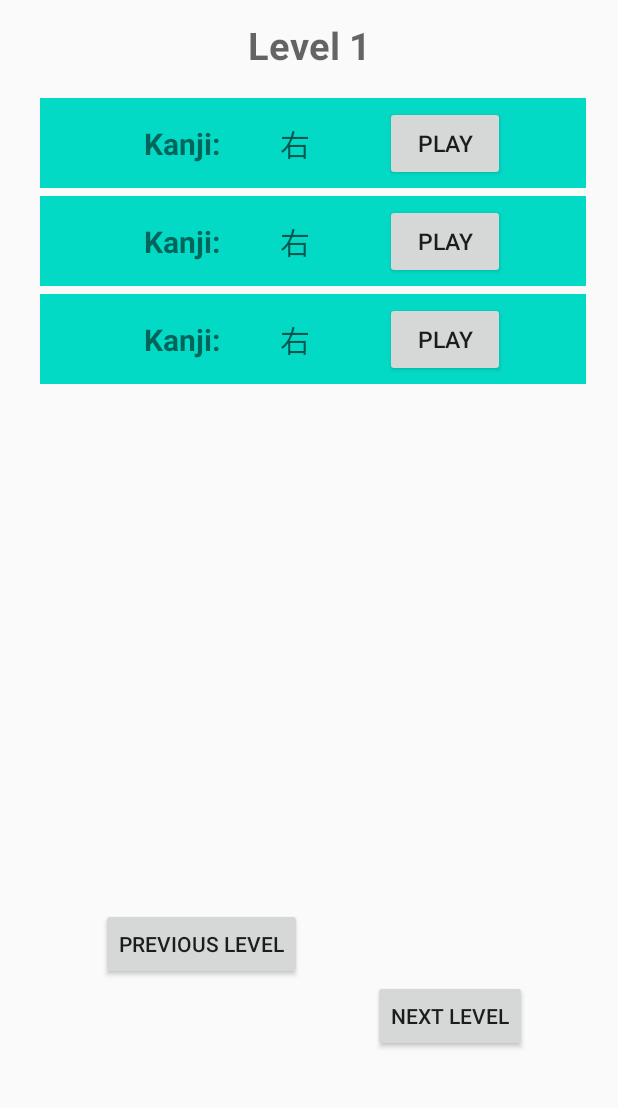
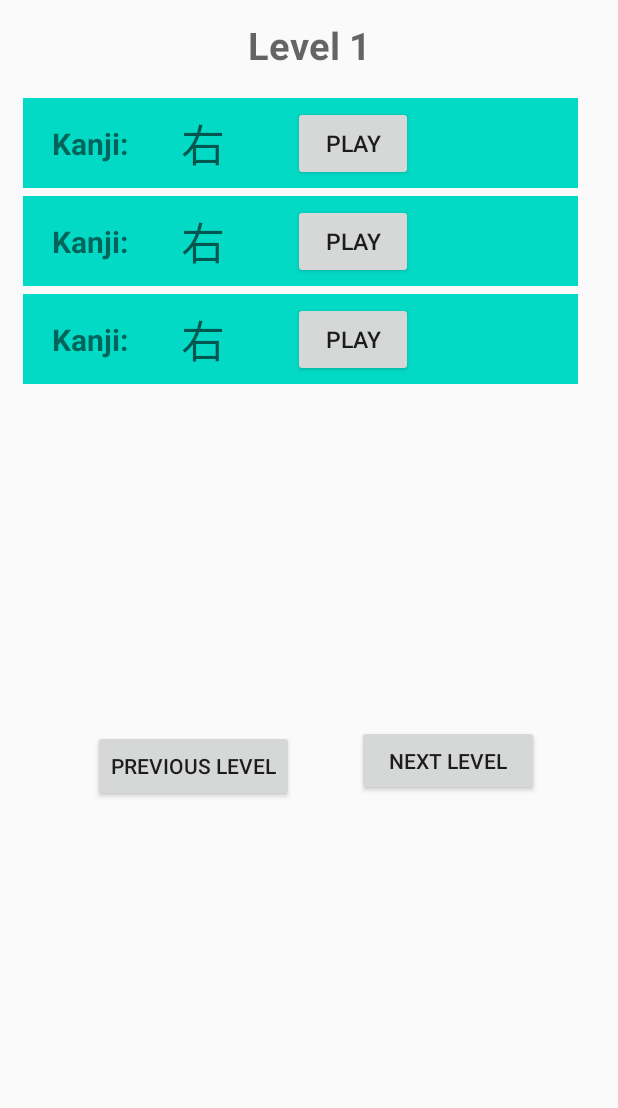
Before and after one commit to sergioparamo/kanjistudy, an Android app: the layout activity_main.xml on its own in the app's theme, with its tools: preview values and no code run, on a phone screen of 412 x 824 dp, the part 88-1196 px from its top. Run offline under Robolectric (Android 15) with nearby library versions, the phone set to English and light mode, and no system bars.

Commit message:
finished database implementation, working on the main layout implementing the buttons

```diff
--- a/app/src/main/java/com/kanjistudy/controllers/LocalDBAdapter.java
+++ b/app/src/main/java/com/kanjistudy/controllers/LocalDBAdapter.java
@@ -9,6 +9,7 @@ import androidx.annotation.NonNull;
 import androidx.recyclerview.widget.RecyclerView;
 
 import com.kanjistudy.R;
+import com.kanjistudy.models.Kanji;
 import com.kanjistudy.models.KanjiDb;
 
 import java.util.List;
--- a/app/src/main/java/com/kanjistudy/database/KanjiDao.java
+++ b/app/src/main/java/com/kanjistudy/database/KanjiDao.java
@@ -28,5 +28,7 @@ public interface KanjiDao {
     @Query("SELECT kanji FROM Kanji ")
     String[] getKanjiNames();
 
+    @Query("SELECT * FROM Kanji where nivel = :nivel")
+    List<KanjiDb> getKanjisByLevel(int nivel);
 
 }
--- a/app/src/main/java/com/kanjistudy/database/KanjiDatabase.java
+++ b/app/src/main/java/com/kanjistudy/database/KanjiDatabase.java
@@ -2,10 +2,13 @@ package com.kanjistudy.database;
 
 import android.content.Context;
 
+import androidx.room.Database;
 import androidx.room.Room;
 import androidx.room.RoomDatabase;
 
+import com.kanjistudy.models.KanjiDb;
 
+@Database(entities = {KanjiDb.class}, version = 1)
 public abstract class KanjiDatabase extends RoomDatabase  {
 
     public static KanjiDatabase INSTANCE;
--- a/app/src/main/java/com/kanjistudy/models/ApiDataset.java
+++ b/app/src/main/java/com/kanjistudy/models/ApiDataset.java
@@ -4,16 +4,10 @@ import java.util.List;
 
 public class ApiDataset {
 
-
     private List<Kanji> kanjiList;
-
 
     public List<Kanji> getKanjiList() {
         return kanjiList;
     }
 
-
-
-
-
 }
--- a/app/src/main/res/layout/activity_main.xml
+++ b/app/src/main/res/layout/activity_main.xml
@@ -10,21 +10,18 @@
 
     <androidx.recyclerview.widget.RecyclerView
         android:id="@+id/recyclerViewMain"
-        android:layout_width="374dp"
-        android:layout_height="545dp"
+        android:layout_width="match_parent"
+        android:layout_height="wrap_content"
 
         android:layout_marginStart="5dp"
         android:layout_marginTop="60dp"
 
         android:layout_marginEnd="5dp"
-        android:layout_marginBottom="16dp"
         android:visibility="visible"
-        app:layout_constraintBottom_toBottomOf="parent"
         app:layout_constraintEnd_toEndOf="parent"
         app:layout_constraintHorizontal_bias="0.42"
         app:layout_constraintStart_toStartOf="parent"
         app:layout_constraintTop_toBottomOf="@+id/textView"
-        app:layout_constraintVertical_bias="0.0"
         tools:listitem="@layout/kanji_list" />
 
     <TextView
@@ -58,27 +55,25 @@
         android:id="@+id/previous_level_button"
         android:layout_width="wrap_content"
         android:layout_height="wrap_content"
-        android:layout_marginBottom="16dp"
         android:text="Previous level"
         app:layout_constraintBottom_toBottomOf="parent"
         app:layout_constraintEnd_toEndOf="@+id/recyclerViewMain"
         app:layout_constraintHorizontal_bias="0.212"
         app:layout_constraintStart_toStartOf="@+id/recyclerViewMain"
-        app:layout_constraintTop_toBottomOf="@+id/recyclerViewMain"
-        app:layout_constraintVertical_bias="0.0" />
+        app:layout_constraintTop_toBottomOf="@+id/recyclerViewMain" />
 
     <Button
         android:id="@+id/next_level_button"
-        android:layout_width="wrap_content"
-        android:layout_height="wrap_content"
-        android:layout_marginBottom="16dp"
+        android:layout_width="121dp"
+        android:layout_height="47dp"
         android:text="Next level"
         app:layout_constraintBottom_toBottomOf="parent"
         app:layout_constraintEnd_toEndOf="@+id/recyclerViewMain"
-        app:layout_constraintHorizontal_bias="0.856"
+        app:layout_constraintHorizontal_bias="0.832"
         app:layout_constraintRight_toRightOf="@id/next_level_button"
         app:layout_constraintStart_toStartOf="@+id/recyclerViewMain"
-        app:layout_constraintTop_toBottomOf="@+id/recyclerViewMain" />
+        app:layout_constraintTop_toBottomOf="@+id/recyclerViewMain"
+        app:layout_constraintVertical_bias="0.492" />
 
 
 </androidx.constraintlayout.widget.ConstraintLayout>
--- a/app/src/main/res/layout/kanji_list.xml
+++ b/app/src/main/res/layout/kanji_list.xml
@@ -7,7 +7,6 @@
     android:paddingTop="5dp"
     android:layout_marginLeft="10dp"
     android:layout_marginRight="10dp"
-    android:paddingStart="60dp"
     android:background="@color/colorAccent"
     android:paddingLeft="10dp">
     <TextView
@@ -23,7 +22,7 @@
     <TextView
     android:id="@+id/characterValueTextView"
     android:hint="右"
-    android:textSize="20dp"
+    android:textSize="29dp"
     android:gravity="center"
     android:layout_width="80dp"
     android:layout_height="50dp"
```
Also changed, not shown: app/src/main/java/com/kanjistudy/database/KanjiRepository.java (+8 -6 lines), app/src/main/java/com/kanjistudy/models/KanjiDb.java (+13 -6 lines), app/src/main/java/com/kanjistudy/views/MainActivity.java (+11 -5 lines), 2 other files.
